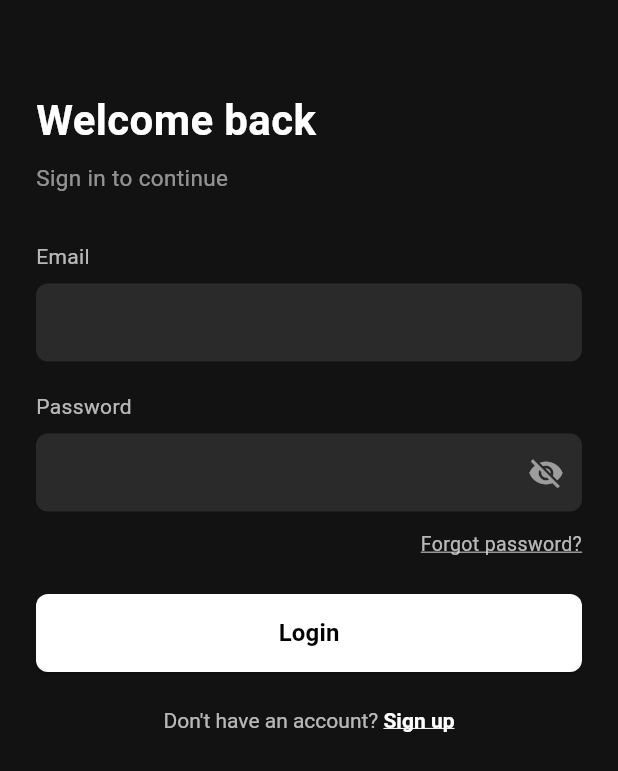
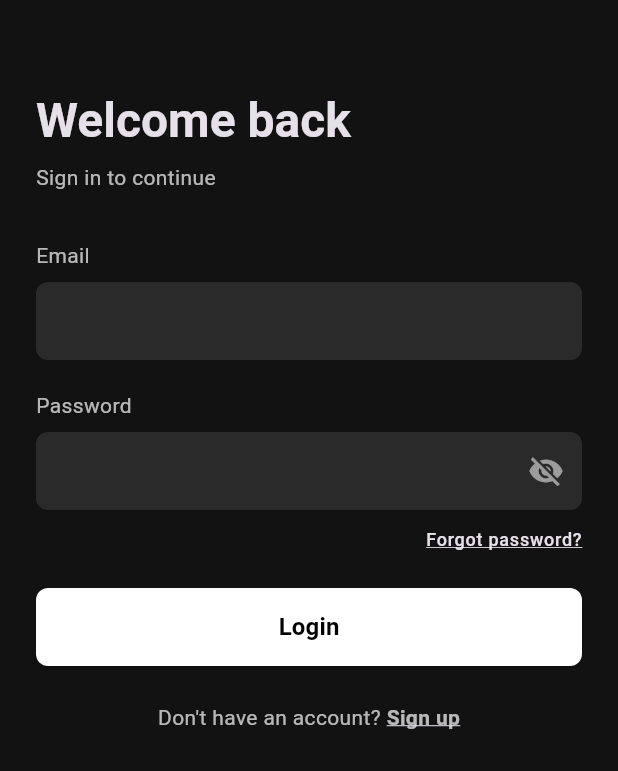
Before and after one commit to ahmeddwwalid/ict_hub_project, a Flutter app: the screen it shows after launch, on a phone screen of 412 x 824 dp. Shown: the top 771 px of the screen. Run offline on Flutter 3.47's test engine with Material 3 defaults, Android fonts, the phone set to English and light mode, and no system bars.

Commit message:
fix: Replace hardcoded text colors with theme-aware colors
- Use Theme.of(context).textTheme for all text colors
- Remove hardcoded Colors.white, Colors.white54 from Text widgets
- All text now adapts to light and dark themes
- Buttons use inherited colors from theme
- Light mode: black text on white background
- Dark mode: white text on dark background

This ensures ALL pages properly display in both light and dark modes.

Co-Authored-By: Claude Haiku 4.5 <noreply@anthropic.com>

```diff
--- a/lib/screens/login_screen.dart
+++ b/lib/screens/login_screen.dart
@@ -151,18 +151,16 @@ class _LoginScreenState extends State<LoginScreen> {
               crossAxisAlignment: CrossAxisAlignment.start,
               children: [
                 const SizedBox(height: 60),
-                const Text(
+                Text(
                   'Welcome back',
-                  style: TextStyle(
-                    fontSize: 28,
+                  style: Theme.of(context).textTheme.headlineLarge?.copyWith(
                         fontWeight: FontWeight.bold,
-                    color: Colors.white,
                       ),
                 ),
                 const SizedBox(height: 8),
-                const Text(
+                Text(
                   'Sign in to continue',
-                  style: TextStyle(color: Colors.white54, fontSize: 15),
+                  style: Theme.of(context).textTheme.bodyMedium,
                 ),
                 const SizedBox(height: 32),
 
@@ -199,11 +197,9 @@ class _LoginScreenState extends State<LoginScreen> {
                   alignment: Alignment.centerRight,
                   child: GestureDetector(
                     onTap: _handleForgotPassword,
-                    child: const Text(
+                    child: Text(
                       'Forgot password?',
-                      style: TextStyle(
-                        color: Colors.white70,
-                        fontSize: 13,
+                      style: Theme.of(context).textTheme.labelMedium?.copyWith(
                             decoration: TextDecoration.underline,
                           ),
                     ),
@@ -248,14 +244,13 @@ class _LoginScreenState extends State<LoginScreen> {
                   child: GestureDetector(
                     onTap: _handleGoToSignUp,
                     child: RichText(
-                      text: const TextSpan(
-                        style: TextStyle(color: Colors.white70, fontSize: 14),
+                      text: TextSpan(
+                        style: Theme.of(context).textTheme.bodyMedium,
                         children: [
-                          TextSpan(text: "Don't have an account? "),
+                          const TextSpan(text: "Don't have an account? "),
                           TextSpan(
                             text: 'Sign up',
-                            style: TextStyle(
-                              color: Colors.white,
+                            style: Theme.of(context).textTheme.bodyMedium?.copyWith(
                                   fontWeight: FontWeight.bold,
                                   decoration: TextDecoration.underline,
                                 ),
```
Also changed, not shown: lib/screens/otp_verification_screen.dart (+7 -9 lines), lib/screens/signup_screen.dart (+6 -8 lines). Lines whose indentation alone changed are shown as unchanged.
